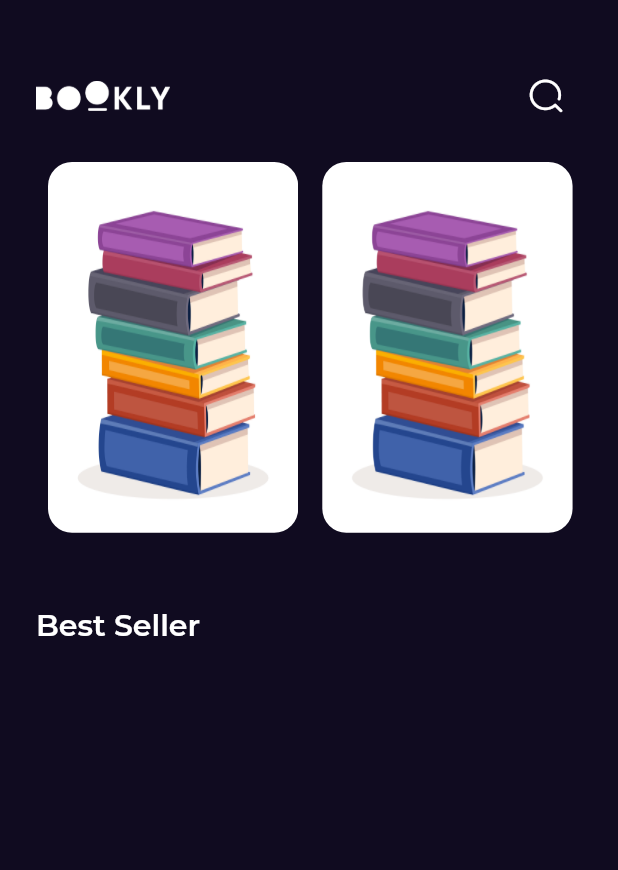
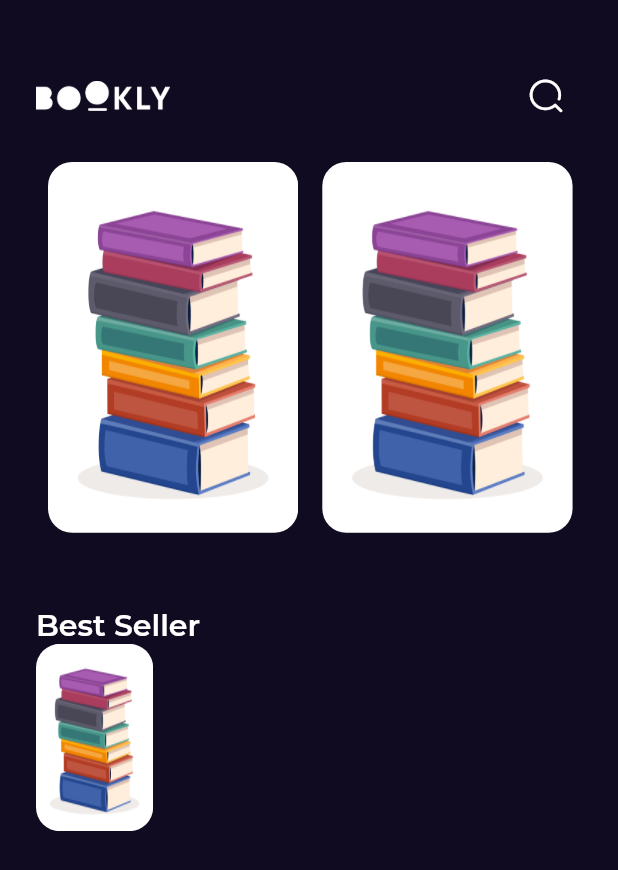
Before and after one commit to Ibrahim653/BooklyApp, a Flutter app: the screen it shows after launch, on a phone screen of 412 x 824 dp. Shown: the top 870 px of the screen. Run offline on Flutter 3.47's test engine with Material 2 defaults, Android fonts, the phone set to English and light mode, and no system bars; our stand-ins replace get, google_fonts.

Commit message:
Best Seller ListView Item

```diff
--- a/bookly_app/lib/features/home/presentation/views/widgets/home_view_body.dart
+++ b/bookly_app/lib/features/home/presentation/views/widgets/home_view_body.dart
@@ -1,4 +1,5 @@
 import 'package:flutter/material.dart';
+import 'package:test/core/utils/assets.dart';
 import 'package:test/core/utils/styles.dart';
 import 'package:test/features/home/presentation/views/widgets/custom_app_bar.dart';
 import 'package:test/features/home/presentation/views/widgets/featured_books_listview.dart';
@@ -16,9 +17,37 @@ class HomeViewBody extends StatelessWidget {
           CustomAppBar(),
           FeaturedBooksListView(),
           SizedBox(height: 50),
-          Text('Best Seller', style: Styles.titleMedium)
+          Text('Best Seller', style: Styles.titleMedium),
+          BestSellerListViewItem(),
         ],
       ),
     );
   }
 }
+
+class BestSellerListViewItem extends StatelessWidget {
+  const BestSellerListViewItem({super.key});
+
+  @override
+  Widget build(BuildContext context) {
+    return SizedBox(
+      height: 125,
+      child: Row(
+        children: [
+          AspectRatio(
+            aspectRatio: 2.5 / 4,
+            child: Container(
+              decoration: BoxDecoration(
+                borderRadius: BorderRadius.circular(16),
+                image: const DecorationImage(
+                  image: AssetImage(AssetsData.test),
+                  fit: BoxFit.fill,
+                ),
+              ),
+            ),
+          )
+        ],
+      ),
+    );
+  }
+}
```
